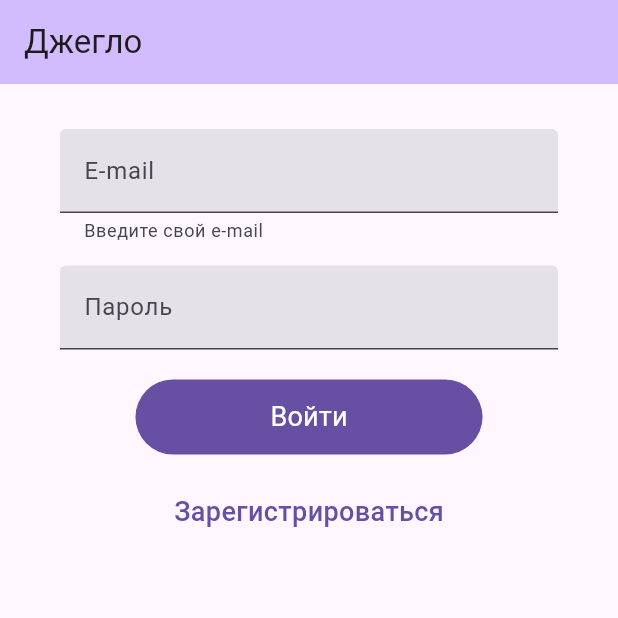
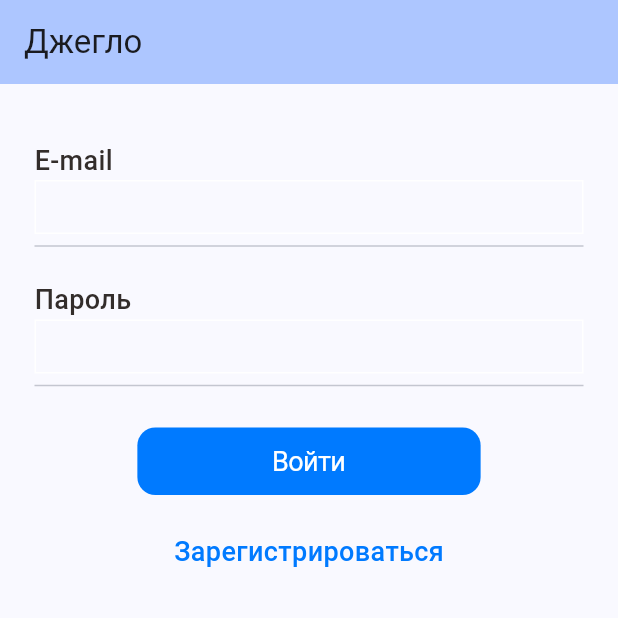
Before and after one commit to dimad2602/FlutterCourse, a Flutter app: the screen it shows after launch, on a phone screen of 412 x 824 dp, the top half of it. Run offline on Flutter 3.47's test engine with Material 3 defaults, Android fonts, the phone set to English and light mode, and no system bars.

Commit message:
pr25 Cupertino

```diff
--- /dev/null
+++ b/lib/components/my_text_field_cupertino.dart
@@ -0,0 +1,79 @@
+import 'package:curse_app_1/components/big_text.dart';
+import 'package:flutter/cupertino.dart';
+import 'package:flutter/material.dart';
+
+class MyTextFieldCupertino extends StatefulWidget {
+  final String? placeholder;
+  final String? helperText;
+  final TextEditingController? controller;
+  final bool hiddenText;
+  final String obscuringCharacter;
+  final Icon trailingIcon;
+  const MyTextFieldCupertino({
+    Key? key,
+    this.placeholder,
+    this.controller,
+    this.hiddenText = false,
+    this.helperText,
+    this.obscuringCharacter = "*",
+    this.trailingIcon = const Icon(
+      CupertinoIcons.clear_circled_solid,
+      color: CupertinoColors.systemGrey,
+    ),
+  }) : super(key: key);
+
+  @override
+  State<MyTextFieldCupertino> createState() => _MyTextFieldState();
+}
+
+class _MyTextFieldState extends State<MyTextFieldCupertino> {
+  @override
+  Widget build(BuildContext context) {
+    return Padding(
+      padding: const EdgeInsets.symmetric(horizontal: 15),
+      child: Column(
+        children: [
+          Row(
+            mainAxisAlignment: MainAxisAlignment.start,
+            children: [
+              BigText(
+                text: widget.helperText ?? '',
+                fontWeight: FontWeight.w500,
+              ),
+            ],
+          ),
+          CupertinoTextField(
+            controller: widget.controller,
+            obscureText: widget.hiddenText,
+            obscuringCharacter: widget.obscuringCharacter,
+            onChanged: (value) {
+              setState(() {});
+            },
+            decoration: BoxDecoration(
+              border: Border.all(
+                color: CupertinoColors.white,
+              ),
+            ),
+            //padding: const EdgeInsets.symmetric(horizontal: 12, vertical: 16),
+            placeholder: widget.placeholder,
+            placeholderStyle: const TextStyle(
+              color: CupertinoColors.black,
+            ),
+            suffix: widget.controller!.text.isNotEmpty
+                ? CupertinoButton(
+                    padding: EdgeInsets.zero,
+                    onPressed: () {
+                      setState(() {
+                        widget.controller!.clear();
+                      });
+                    },
+                    child: widget.trailingIcon,
+                  )
+                : null,
+          ),
+          const Divider(),
+        ],
+      ),
+    );
+  }
+}
--- a/lib/main.dart
+++ b/lib/main.dart
@@ -1,7 +1,7 @@
 import 'package:curse_app_1/components/big_text.dart';
+import 'package:curse_app_1/components/my_text_field_cupertino.dart';
+import 'package:flutter/cupertino.dart';
 import 'package:flutter/material.dart';
-
-import 'components/my_text_field.dart';
 
 void main() {
   runApp(const MyApp());
@@ -15,7 +15,7 @@ class MyApp extends StatelessWidget {
     return MaterialApp(
       title: 'Flutter Demo',
       theme: ThemeData(
-        colorScheme: ColorScheme.fromSeed(seedColor: Colors.deepPurple),
+        colorScheme: ColorScheme.fromSeed(seedColor: const Color(0xff007aff)),
         useMaterial3: true,
       ),
       home: const MyHomePage(title: 'Джегло'),
@@ -45,32 +45,31 @@ class _MyHomePageState extends State<MyHomePage> {
           title: Text(widget.title),
         ),
         body: SingleChildScrollView(
+          child: Padding(
+            padding: const EdgeInsets.all(8.0),
             child: Center(
               child: Column(
                 children: [
                   const SizedBox(height: 30),
-                MyTextField(
+                  MyTextFieldCupertino(
                     controller: emailController,
-                  labelText: 'E-mail',
-                  helperText: 'Введите свой e-mail',
+                    helperText: 'E-mail',
                   ),
                   const SizedBox(height: 15),
-                MyTextField(
+                  MyTextFieldCupertino(
                     controller: passwordController,
-                  labelText: 'Пароль',
+                    helperText: 'Пароль',
                     hiddenText: true,
                     obscuringCharacter: '*',
                   ),
                   const SizedBox(
                     height: 20,
                   ),
-                FilledButton(
+                  CupertinoButton(
                       onPressed: () {},
-                    style: ElevatedButton.styleFrom(
-                      backgroundColor: const Color(0xff6750a4),
                       padding: const EdgeInsets.symmetric(
                           horizontal: 90, vertical: 12),
-                    ),
+                      color: const Color(0xff007aff),
                       child: const BigText(
                         text: "Войти",
                         color: Colors.white,
@@ -81,13 +80,14 @@ class _MyHomePageState extends State<MyHomePage> {
                   const Center(
                     child: BigText(
                       text: 'Зарегистрироваться',
-                    color: Color(0xff6750a4),
+                      color: Color(0xff007aff),
                       fontWeight: FontWeight.w500,
                     ),
                   )
                 ],
               ),
             ),
+          ),
         ));
   }
 }
```
Lines whose indentation alone changed are shown as unchanged.
